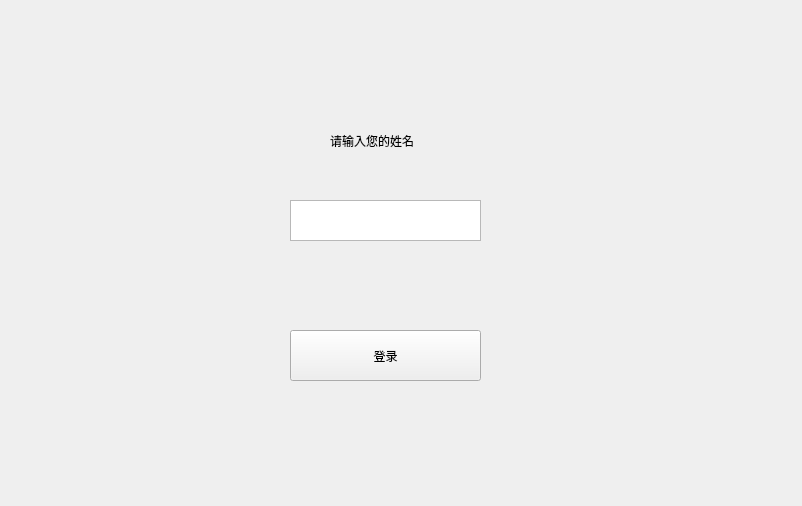
Above: login.ui from yuly16/ChatRoom before the change. Below: the same form after it.
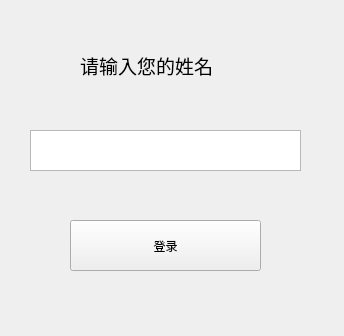
That is the form after the change.

What changed in the file:
```diff
--- a/login.ui
+++ b/login.ui
@@ -6,8 +6,8 @@
    <rect>
     <x>0</x>
     <y>0</y>
-    <width>802</width>
-    <height>506</height>
+    <width>344</width>
+    <height>336</height>
    </rect>
   </property>
   <property name="windowTitle">
@@ -16,8 +16,8 @@
   <widget class="QPushButton" name="pushButton">
    <property name="geometry">
     <rect>
-     <x>290</x>
-     <y>330</y>
+     <x>70</x>
+     <y>220</y>
      <width>191</width>
      <height>51</height>
     </rect>
@@ -29,12 +29,18 @@
   <widget class="QLabel" name="label">
    <property name="geometry">
     <rect>
-     <x>330</x>
-     <y>120</y>
-     <width>121</width>
-     <height>41</height>
+     <x>80</x>
+     <y>20</y>
+     <width>181</width>
+     <height>91</height>
     </rect>
    </property>
+   <property name="font">
+    <font>
+     <family>黑体</family>
+     <pointsize>14</pointsize>
+    </font>
+   </property>
    <property name="text">
     <string>请输入您的姓名</string>
    </property>
@@ -45,17 +51,23 @@
   <widget class="QTextEdit" name="textEdit">
    <property name="geometry">
     <rect>
-     <x>290</x>
-     <y>200</y>
-     <width>191</width>
+     <x>30</x>
+     <y>130</y>
+     <width>271</width>
      <height>41</height>
     </rect>
    </property>
+   <property name="font">
+    <font>
+     <family>黑体</family>
+     <pointsize>14</pointsize>
+    </font>
+   </property>
    <property name="html">
     <string>&lt;!DOCTYPE HTML PUBLIC &quot;-//W3C//DTD HTML 4.0//EN&quot; &quot;http://www.w3.org/TR/REC-html40/strict.dtd&quot;&gt;
 &lt;html&gt;&lt;head&gt;&lt;meta name=&quot;qrichtext&quot; content=&quot;1&quot; /&gt;&lt;style type=&quot;text/css&quot;&gt;
 p, li { white-space: pre-wrap; }
-&lt;/style&gt;&lt;/head&gt;&lt;body style=&quot; font-family:'SimSun'; font-size:9pt; font-weight:400; font-style:normal;&quot;&gt;
+&lt;/style&gt;&lt;/head&gt;&lt;body style=&quot; font-family:'黑体'; font-size:14pt; font-weight:400; font-style:normal;&quot;&gt;
 &lt;p align=&quot;center&quot; style=&quot;-qt-paragraph-type:empty; margin-top:0px; margin-bottom:0px; margin-left:0px; margin-right:0px; -qt-block-indent:0; text-indent:0px;&quot;&gt;&lt;br /&gt;&lt;/p&gt;&lt;/body&gt;&lt;/html&gt;</string>
    </property>
   </widget>
```
Left out of the diff: 2 changed lines with no effect on the pictures.
